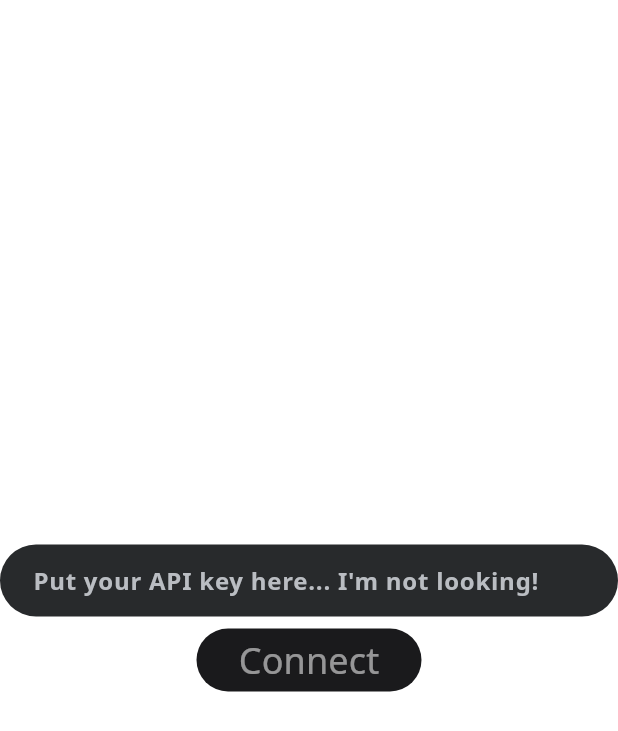
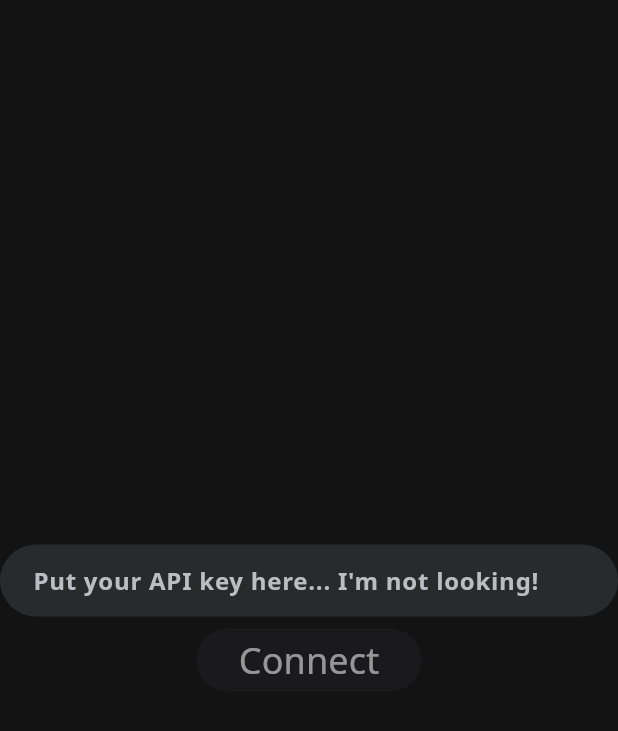
Before and after one commit to duccdev/gemmy, a Flutter app: the screen it shows after launch, on a phone screen of 412 x 824 dp. Shown: the top 731 px of the screen. Run offline on Flutter 3.47's test engine with Material 3 defaults, Android fonts, the phone set to English and light mode, and no system bars; our stand-ins replace google_generative_ai, shared_preferences; project files that could hold a hidden picture were left out.

Commit message:
fix: styling

```diff
--- a/lib/main.dart
+++ b/lib/main.dart
@@ -17,8 +17,8 @@
     return MaterialApp(
       title: 'Gemmy',
       routes: {
-        '/entry': (context) => const Entry(),
-        '/home': (context) => const HomePage(),
+        '/entry': (context) => const Scaffold(body: Entry()),
+        '/home': (context) => const Scaffold(body: HomePage()),
       },
       initialRoute: '/entry',
       theme: ThemeData(
```
